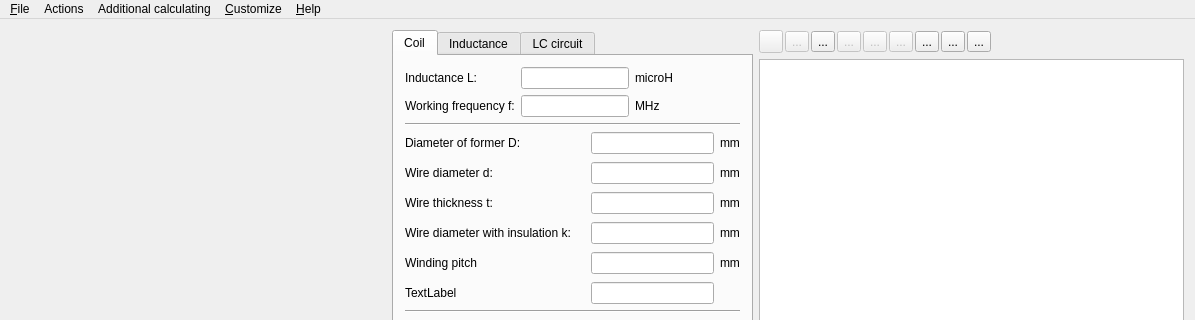
radioacoustick/Coil64, file mainwindow.ui: the form before one commit; both pictures show x 0 to 1195 and y 0 to 320 of the 1195 by 778 pixel window.
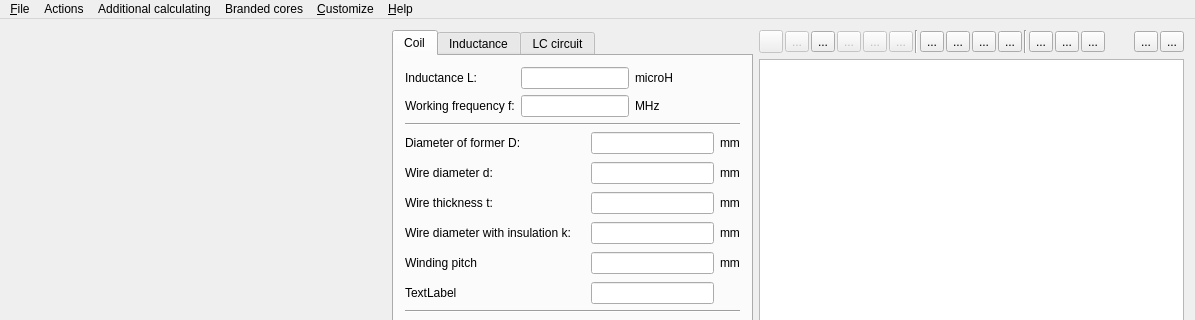
The form after the commit. Icons and pictures are not drawn.

Diff of the .ui file:
```diff
--- a/mainwindow.ui
+++ b/mainwindow.ui
@@ -1368,6 +1368,13 @@
           </property>
          </widget>
         </item>
+        <item>
+         <widget class="Line" name="line_8">
+          <property name="orientation">
+           <enum>Qt::Vertical</enum>
+          </property>
+         </widget>
+        </item>
         <item>
          <widget class="QToolButton" name="toolButton_showImg">
           <property name="sizePolicy">
@@ -1427,7 +1434,7 @@
          </widget>
         </item>
         <item>
-         <widget class="QToolButton" name="toolButton_Help">
+         <widget class="QToolButton" name="toolButton_lShowFirst">
           <property name="toolTip">
            <string>Context help</string>
           </property>
@@ -1440,6 +1447,96 @@
           </property>
           <property name="shortcut">
            <string notr="true"/>
+          </property>
+          <property name="checkable">
+           <bool>true</bool>
+          </property>
+         </widget>
+        </item>
+        <item>
+         <widget class="QToolButton" name="toolButton_soe">
+          <property name="toolTip">
+           <string>Save results on exit</string>
+          </property>
+          <property name="text">
+           <string notr="true">...</string>
+          </property>
+          <property name="icon">
+           <iconset resource="res.qrc">
+            <normaloff>:/menu_ico/res/icons8-save-close-32.png</normaloff>:/menu_ico/res/icons8-save-close-32.png</iconset>
+          </property>
+          <property name="shortcut">
+           <string notr="true"/>
+          </property>
+          <property name="checkable">
+           <bool>true</bool>
+          </property>
+         </widget>
+        </item>
+        <item>
+         <widget class="Line" name="line_9">
+          <property name="orientation">
+           <enum>Qt::Vertical</enum>
+          </property>
+         </widget>
+        </item>
+        <item>
+         <widget class="QToolButton" name="toolButton_cbc">
+          <property name="toolTip">
+           <string>Show confirm dialog to clear results</string>
+          </property>
+          <property name="text">
+           <string notr="true">...</string>
+          </property>
+          <property name="icon">
+           <iconset resource="res.qrc">
+            <normaloff>:/menu_ico/res/icons8-delete-history-32.png</normaloff>:/menu_ico/res/icons8-delete-history-32.png</iconset>
+          </property>
+          <property name="shortcut">
+           <string notr="true"/>
+          </property>
+          <property name="checkable">
+           <bool>true</bool>
+          </property>
+         </widget>
+        </item>
+        <item>
+         <widget class="QToolButton" name="toolButton_cdsr">
+          <property name="toolTip">
+           <string>Show confirm dialog to delete a result</string>
+          </property>
+          <property name="text">
+           <string notr="true">...</string>
+          </property>
+          <property name="icon">
+           <iconset resource="res.qrc">
+            <normaloff>:/menu_ico/res/icons8-delete-bin-32.png</normaloff>:/menu_ico/res/icons8-delete-bin-32.png</iconset>
+          </property>
+          <property name="shortcut">
+           <string notr="true"/>
+          </property>
+          <property name="checkable">
+           <bool>true</bool>
+          </property>
+         </widget>
+        </item>
+        <item>
+         <widget class="QToolButton" name="toolButton_cbe">
+          <property name="toolTip">
+           <string>Show confirm dialog before exit</string>
+          </property>
+          <property name="text">
+           <string notr="true">...</string>
+          </property>
+          <property name="icon">
+           <iconset resource="res.qrc">
+            <normaloff>:/menu_ico/res/icons8-sign-out-32.png</normaloff>:/menu_ico/res/icons8-sign-out-32.png</iconset>
+          </property>
+          <property name="shortcut">
+           <string notr="true"/>
+          </property>
+          <property name="checkable">
+           <bool>true</bool>
           </property>
          </widget>
         </item>
@@ -1456,6 +1553,40 @@
           </property>
          </spacer>
         </item>
+        <item>
+         <widget class="QToolButton" name="toolButton_Configure">
+          <property name="toolTip">
+           <string>Options</string>
+          </property>
+          <property name="text">
+           <string notr="true">...</string>
+          </property>
+          <property name="icon">
+           <iconset resource="res.qrc">
+            <normaloff>:/menu_ico/res/icons8-settings-32.png</normaloff>:/menu_ico/res/icons8-settings-32.png</iconset>
+          </property>
+          <property name="shortcut">
+           <string notr="true"/>
+          </property>
+         </widget>
+        </item>
+        <item>
+         <widget class="QToolButton" name="toolButton_Help">
+          <property name="toolTip">
+           <string>Context help</string>
+          </property>
+          <property name="text">
+           <string notr="true">...</string>
+          </property>
+          <property name="icon">
+           <iconset resource="res.qrc">
+            <normaloff>:/menu_ico/res/icons8-help-32.png</normaloff>:/menu_ico/res/icons8-help-32.png</iconset>
+          </property>
+          <property name="shortcut">
+           <string notr="true"/>
+          </property>
+         </widget>
+        </item>
        </layout>
       </item>
       <item>
@@ -1481,7 +1612,7 @@
      <x>0</x>
      <y>0</y>
      <width>1195</width>
-     <height>27</height>
+     <height>20</height>
     </rect>
    </property>
    <widget class="QMenu" name="menuFile">
@@ -1531,9 +1662,16 @@
     <addaction name="actionClear_all"/>
     <addaction name="actionTo_null_data"/>
    </widget>
+   <widget class="QMenu" name="menuBranded_cores">
+    <property name="title">
+     <string>Branded cores</string>
+    </property>
+    <addaction name="actionAmidon_cores"/>
+   </widget>
    <addaction name="menuFile"/>
    <addaction name="menuActions"/>
    <addaction name="menuAdditional_calculating"/>
+   <addaction name="menuBranded_cores"/>
    <addaction name="menuCustomize"/>
    <addaction name="menuHelp"/>
   </widget>
```
Left out of the diff: 12 changed lines with no effect on the pictures.
